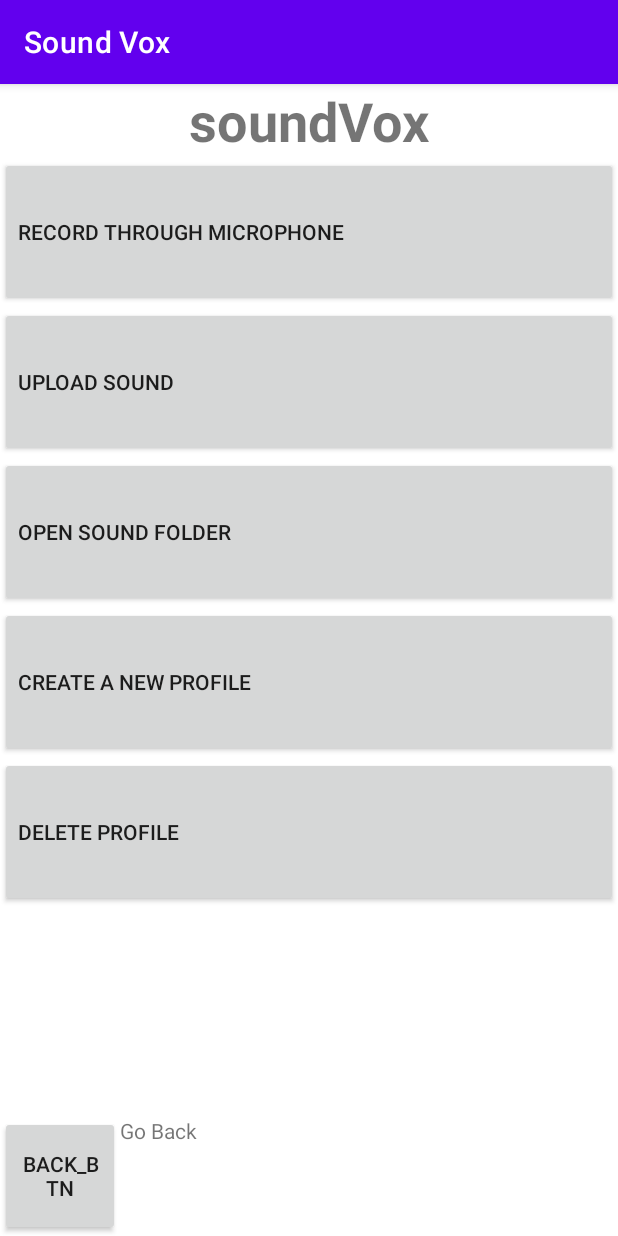
After one commit to katemagbitang/soundVox, an Android app: the MenuActivity screen opened directly, with no data from a screen before it, on a phone screen of 412 x 824 dp. The commit adds this screen. Run offline under Robolectric (Android 15) with nearby library versions, the phone set to English and light mode, and no system bars.

Commit message:
added menu activity with brute layout

```diff
--- a/app/src/main/AndroidManifest.xml
+++ b/app/src/main/AndroidManifest.xml
@@ -9,7 +9,8 @@
         android:roundIcon="@mipmap/ic_launcher_round"
         android:supportsRtl="true"
         android:theme="@style/Theme.SoundVox">
-        <activity android:name=".ProfileActivity"></activity>
+        <activity android:name=".MenuActivity"></activity>
+        <activity android:name=".ProfileActivity" />
         <activity android:name=".MenuProfileActivity" />
         <activity android:name=".MainActivity">
             <intent-filter>
--- /dev/null
+++ b/app/src/main/java/ph/edu/dlsu/mobdeve/s17/magbitang/julianne/soundvox/MenuActivity.java
@@ -0,0 +1,14 @@
+package ph.edu.dlsu.mobdeve.s17.magbitang.julianne.soundvox;
+
+import androidx.appcompat.app.AppCompatActivity;
+
+import android.os.Bundle;
+
+public class MenuActivity extends AppCompatActivity {
+
+    @Override
+    protected void onCreate(Bundle savedInstanceState) {
+        super.onCreate(savedInstanceState);
+        setContentView(R.layout.activity_menu);
+    }
+}
--- a/app/src/main/res/layout/activity_main.xml
+++ b/app/src/main/res/layout/activity_main.xml
@@ -28,7 +28,7 @@
     </GridLayout>
 
     <LinearLayout
-        android:id="@+id/profile_container"
+        android:id="@+id/sound_container"
         android:layout_width="match_parent"
         android:layout_height="100dp"
         app:layout_constraintBottom_toBottomOf="parent"
--- /dev/null
+++ b/app/src/main/res/layout/activity_menu.xml
@@ -0,0 +1,93 @@
+<?xml version="1.0" encoding="utf-8"?>
+<androidx.constraintlayout.widget.ConstraintLayout xmlns:android="http://schemas.android.com/apk/res/android"
+    xmlns:app="http://schemas.android.com/apk/res-auto"
+    xmlns:tools="http://schemas.android.com/tools"
+    android:layout_width="match_parent"
+    android:layout_height="match_parent"
+    tools:context=".MenuActivity">
+
+    <TextView
+        android:id="@+id/app_label"
+        android:layout_width="match_parent"
+        android:layout_height="wrap_content"
+        android:textAlignment="center"
+        android:textSize="36dp"
+        android:textStyle="bold"
+        android:text="soundVox"
+        app:layout_constraintTop_toTopOf="parent" />
+
+    <LinearLayout
+        android:id="@+id/profile_list_container"
+        android:layout_width="match_parent"
+        android:layout_height="0dp"
+        app:layout_constraintTop_toBottomOf="@id/app_label"
+        app:layout_constraintBottom_toTopOf="@id/goback_container"
+        android:orientation="vertical"
+        >
+
+        <androidx.appcompat.widget.AppCompatButton
+            android:id="@+id/menu_item_1_btn"
+            android:layout_width="match_parent"
+            android:layout_height="100dp"
+            android:text="Record through microphone"
+            android:textAlignment="textStart"
+            />
+
+        <androidx.appcompat.widget.AppCompatButton
+            android:id="@+id/menu_item_2_btn"
+            android:layout_width="match_parent"
+            android:layout_height="100dp"
+            android:text="Upload sound"
+            android:textAlignment="textStart"/>
+
+        <androidx.appcompat.widget.AppCompatButton
+            android:id="@+id/menu_item_3_btn"
+            android:layout_width="match_parent"
+            android:layout_height="100dp"
+            android:text="Open sound folder"
+            android:textAlignment="textStart"/>
+
+        <androidx.appcompat.widget.AppCompatButton
+            android:id="@+id/menu_item_4_btn"
+            android:layout_width="match_parent"
+            android:layout_height="100dp"
+            android:text="Create a new profile"
+            android:textAlignment="textStart"/>
+
+        <androidx.appcompat.widget.AppCompatButton
+            android:id="@+id/menu_item_5_btn"
+            android:layout_width="match_parent"
+            android:layout_height="100dp"
+            android:text="Delete profile"
+            android:textAlignment="textStart"/>
+
+
+    </LinearLayout>
+
+    <LinearLayout
+        android:id="@+id/goback_container"
+        android:layout_width="match_parent"
+        android:layout_height="80dp"
+        android:orientation="horizontal"
+        android:weightSum="10"
+        app:layout_constraintBottom_toBottomOf="parent">
+
+        <androidx.appcompat.widget.AppCompatButton
+            android:id="@+id/goback_btn"
+            android:layout_width="10dp"
+            android:layout_height="match_parent"
+            android:layout_weight="2"
+            android:text="back_btn"
+            app:layout_constraintBottom_toBottomOf="parent" />
+
+        <TextView
+            android:id="@+id/goback_label"
+            android:layout_width="wrap_content"
+            android:layout_height="match_parent"
+            android:layout_weight="8"
+            android:text="Go Back"
+            />
+
+    </LinearLayout>
+
+</androidx.constraintlayout.widget.ConstraintLayout>
```
